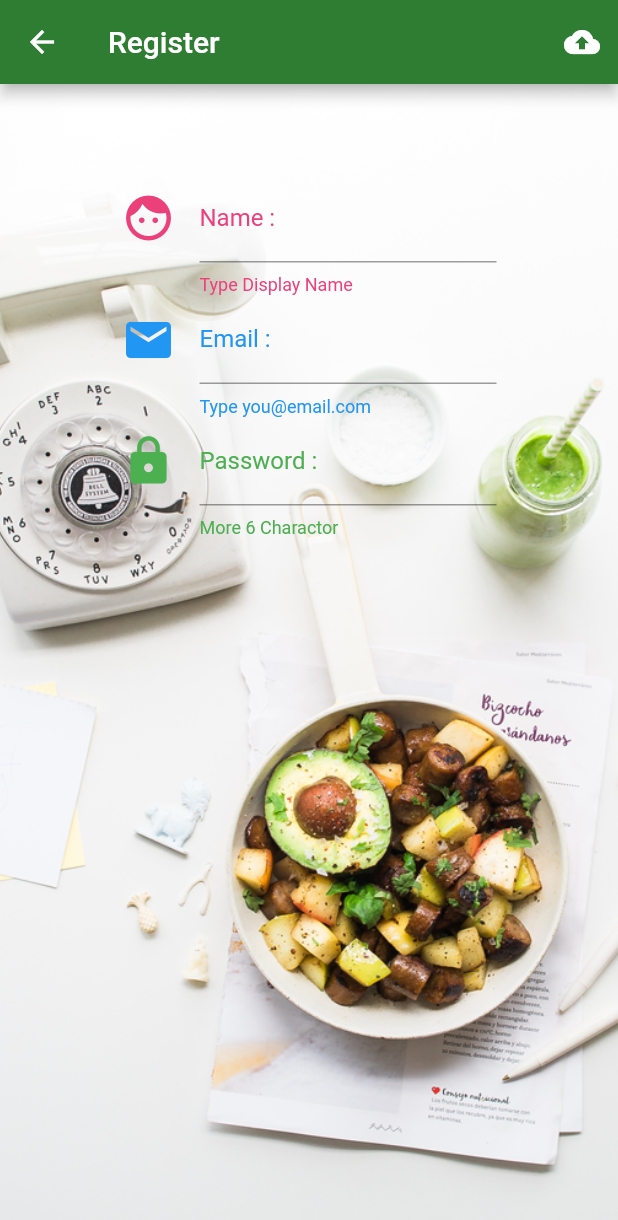
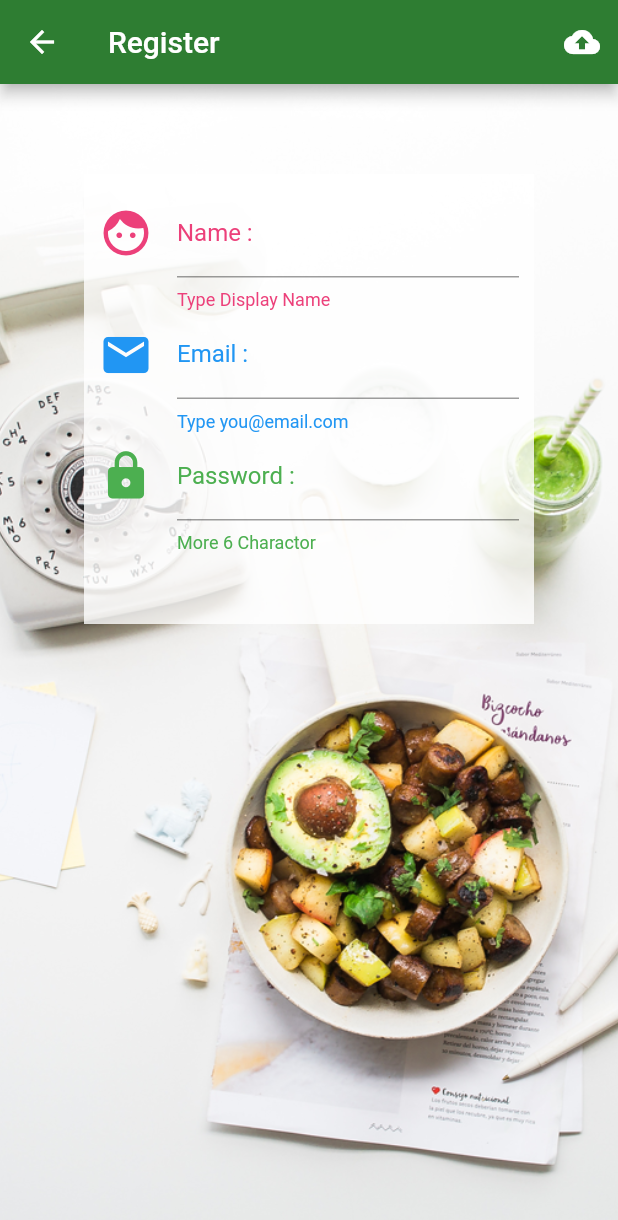
Before and after one commit to masterUNG/UngSSRU, a Flutter app: the Register screen opened directly, on a phone screen of 412 x 824 dp. Shown: the top 1220 px of the screen. Run offline on Flutter 3.47's test engine with Material 2 defaults, Android fonts, the phone set to English and light mode, and no system bars.

Commit message:
design UI Register Success

```diff
--- a/lib/screens/register.dart
+++ b/lib/screens/register.dart
@@ -74,12 +74,18 @@ class _RegisterState extends State<Register> {
       ),
       body: Container(
         decoration: BoxDecoration(
-          image: DecorationImage(image: AssetImage('images/bg.png'), fit: BoxFit.cover),
+          image: DecorationImage(
+              image: AssetImage('images/bg.png'), fit: BoxFit.cover),
         ),
         alignment: Alignment.topCenter,
         padding: EdgeInsets.only(top: 60.0),
         child: Container(
-          width: 250.0,
+          padding: EdgeInsets.all(10.0),
+          decoration: BoxDecoration(
+            color: Color.fromRGBO(255, 255, 255, 0.8),
+          ),
+          width: 300.0,
+          height: 300.0,
           child: Column(
             children: <Widget>[
               nameText(),
```
